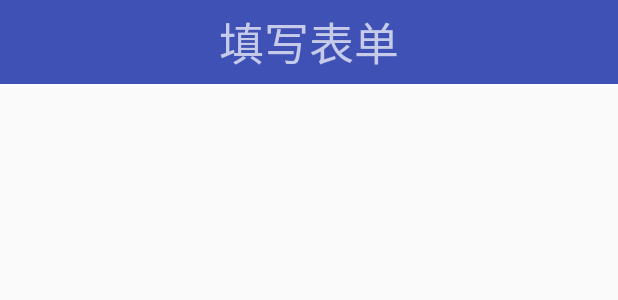
After one commit to BlackShopLongClass/Personal_Info_Collector, an Android app: the layout activity_selecttofill.xml on its own in the app's theme, with its tools: preview values and no code run, on a phone screen of 412 x 824 dp. The commit adds this screen. Shown: the top 300 px of the screen. Run offline under Robolectric (Android 15) with nearby library versions, the phone set to English and light mode, and no system bars.

Commit message:
In the middle of the Select Page.

```diff
--- /dev/null
+++ b/app/src/main/res/layout/activity_selecttofill.xml
@@ -0,0 +1,53 @@
+<?xml version="1.0" encoding="utf-8"?>
+<ScrollView xmlns:android="http://schemas.android.com/apk/res/android"
+    android:layout_width="match_parent"
+    android:layout_height="wrap_content"
+    android:id="@+id/selecttofill">
+
+
+
+    <RelativeLayout
+        android:layout_width="match_parent"
+        android:layout_height="match_parent"
+        android:orientation="vertical">
+
+
+        <android.support.design.widget.AppBarLayout
+            android:layout_width="match_parent"
+            android:layout_height="match_parent"
+            android:id="@+id/toolbarlayout"
+            android:theme="@style/AppTheme.AppBarOverlay">
+
+            <android.support.v7.widget.Toolbar
+                xmlns:app="http://schemas.android.com/apk/res-auto"
+                android:layout_width="match_parent"
+                android:layout_height="?attr/actionBarSize"
+                app:contentInsetLeft="0dp"
+                app:contentInsetStart="0dp">
+                <LinearLayout
+                    android:layout_width="match_parent"
+                    android:layout_height="?attr/actionBarSize"
+                    android:background="@color/colorPrimary"
+                    android:gravity="center">
+                    <TextView
+                        android:layout_width="wrap_content"
+                        android:layout_height="wrap_content"
+                        android:gravity="center"
+                        android:text="填写表单"
+                        android:textSize="30sp"
+                        />
+                </LinearLayout>
+            </android.support.v7.widget.Toolbar>
+
+        </android.support.design.widget.AppBarLayout>
+
+        <LinearLayout
+            android:id="@+id/sf_addView"
+            android:layout_width="match_parent"
+            android:layout_height="wrap_content"
+            android:layout_below="@+id/toolbarlayout"
+            android:orientation="vertical" />
+
+
+    </RelativeLayout>
+</ScrollView>
--- a/app/src/main/res/values/strings.xml
+++ b/app/src/main/res/values/strings.xml
@@ -26,4 +26,5 @@
     <string name="title_activity_fill_list">fillList</string>
     <string name="title_activity_selectfill_list">selectfillList</string>
     <string name="title_activity_main2">Main2Activity</string>
+    <string name="title_activity_selecttofill">selecttofill</string>
 </resources>
```
Also changed, not shown: app/src/main/AndroidManifest.xml (+5 -2 lines), app/src/main/java/blackstorelongclass/personal_info_collector/selecttofill.java (added, +36 -0 lines), app/src/main/res/layout/content_dynamic_add_view.xml (deleted, +0 -11 lines), app/src/main/res/layout/selecttofillitem.xml (added, +13 -0 lines).
